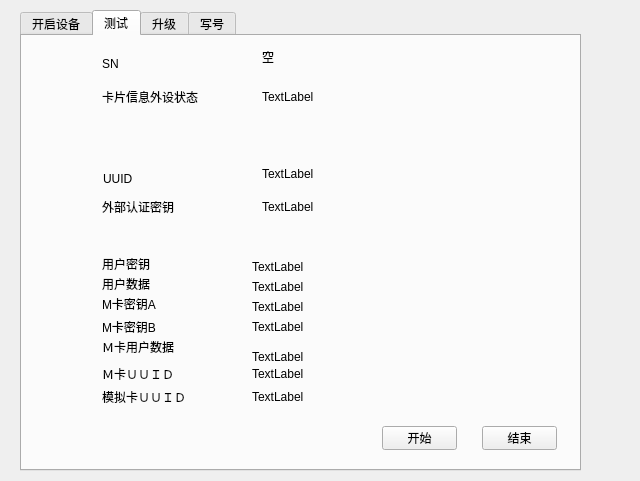
First picture: the form in UI/_00login.ui, repository dissor/can-tool-for-a520, before the edit.
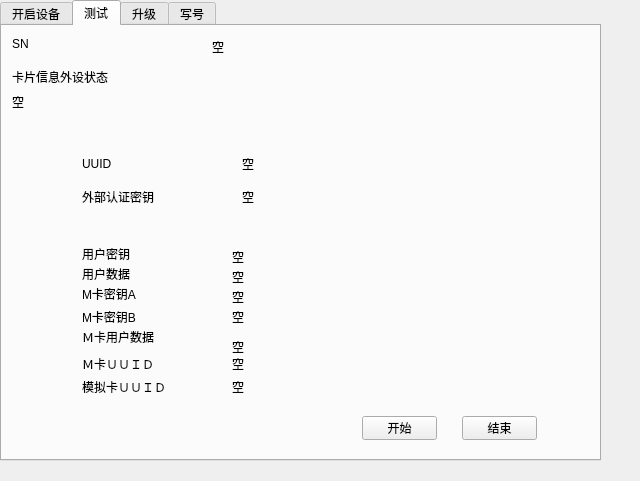
Second picture: the form after the edit. The open tabs and pages were chosen to show the change.

```diff
--- a/UI/_00login.ui
+++ b/UI/_00login.ui
@@ -16,9 +16,9 @@
   <widget class="QTabWidget" name="tabWidget">
    <property name="geometry">
     <rect>
-     <x>20</x>
-     <y>10</y>
-     <width>561</width>
+     <x>0</x>
+     <y>0</y>
+     <width>601</width>
      <height>461</height>
     </rect>
    </property>
@@ -296,8 +296,8 @@
     <widget class="QLabel" name="label_2">
      <property name="geometry">
       <rect>
-       <x>80</x>
-       <y>50</y>
+       <x>10</x>
+       <y>40</y>
        <width>131</width>
        <height>21</height>
       </rect>
@@ -361,8 +361,8 @@
     <widget class="QLabel" name="label_3">
      <property name="geometry">
       <rect>
-       <x>81</x>
-       <y>135</y>
+       <x>80</x>
+       <y>130</y>
        <width>53</width>
        <height>16</height>
       </rect>
@@ -400,8 +400,8 @@
     <widget class="QLabel" name="label">
      <property name="geometry">
       <rect>
-       <x>80</x>
-       <y>20</y>
+       <x>10</x>
+       <y>10</y>
        <width>17</width>
        <height>16</height>
       </rect>
@@ -413,7 +413,7 @@
     <widget class="QLabel" name="lb_sn">
      <property name="geometry">
       <rect>
-       <x>240</x>
+       <x>210</x>
        <y>10</y>
        <width>141</width>
        <height>21</height>
@@ -423,19 +423,6 @@
       <string>空</string>
      </property>
     </widget>
-    <widget class="QLabel" name="lb_state">
-     <property name="geometry">
-      <rect>
-       <x>240</x>
-       <y>50</y>
-       <width>171</width>
-       <height>21</height>
-      </rect>
-     </property>
-     <property name="text">
-      <string>TextLabel</string>
-     </property>
-    </widget>
     <widget class="QLabel" name="lb_uuid">
      <property name="geometry">
       <rect>
@@ -446,7 +433,7 @@
       </rect>
      </property>
      <property name="text">
-      <string>TextLabel</string>
+      <string>空</string>
      </property>
     </widget>
     <widget class="QLabel" name="lb_okey">
@@ -459,7 +446,7 @@
       </rect>
      </property>
      <property name="text">
-      <string>TextLabel</string>
+      <string>空</string>
      </property>
     </widget>
     <widget class="QLabel" name="lb_usrkey">
@@ -472,7 +459,7 @@
       </rect>
      </property>
      <property name="text">
-      <string>TextLabel</string>
+      <string>空</string>
      </property>
     </widget>
     <widget class="QLabel" name="lb_usrdata">
@@ -485,7 +472,7 @@
       </rect>
      </property>
      <property name="text">
-      <string>TextLabel</string>
+      <string>空</string>
      </property>
     </widget>
     <widget class="QLabel" name="lb_mkeya">
@@ -498,7 +485,7 @@
       </rect>
      </property>
      <property name="text">
-      <string>TextLabel</string>
+      <string>空</string>
      </property>
     </widget>
     <widget class="QLabel" name="lb_mkeyb">
@@ -511,7 +498,7 @@
       </rect>
      </property>
      <property name="text">
-      <string>TextLabel</string>
+      <string>空</string>
      </property>
     </widget>
     <widget class="QLabel" name="lb_musrdata">
@@ -524,7 +511,7 @@
       </rect>
      </property>
      <property name="text">
-      <string>TextLabel</string>
+      <string>空</string>
      </property>
     </widget>
     <widget class="QLabel" name="lb_muuid">
@@ -537,7 +524,7 @@
       </rect>
      </property>
      <property name="text">
-      <string>TextLabel</string>
+      <string>空</string>
      </property>
     </widget>
     <widget class="QLabel" name="lb_vmuuid">
@@ -550,7 +537,7 @@
       </rect>
      </property>
      <property name="text">
-      <string>TextLabel</string>
+      <string>空</string>
      </property>
     </widget>
     <widget class="QPushButton" name="pushButton_4">
@@ -566,6 +553,19 @@
       <string>结束</string>
      </property>
     </widget>
+    <widget class="QLabel" name="lb_state">
+     <property name="geometry">
+      <rect>
+       <x>10</x>
+       <y>60</y>
+       <width>541</width>
+       <height>31</height>
+      </rect>
+     </property>
+     <property name="text">
+      <string>空</string>
+     </property>
+    </widget>
    </widget>
    <widget class="QWidget" name="tab_3">
     <attribute name="title">
```
Left out of the diff: 122 changed lines with no effect on the pictures.
